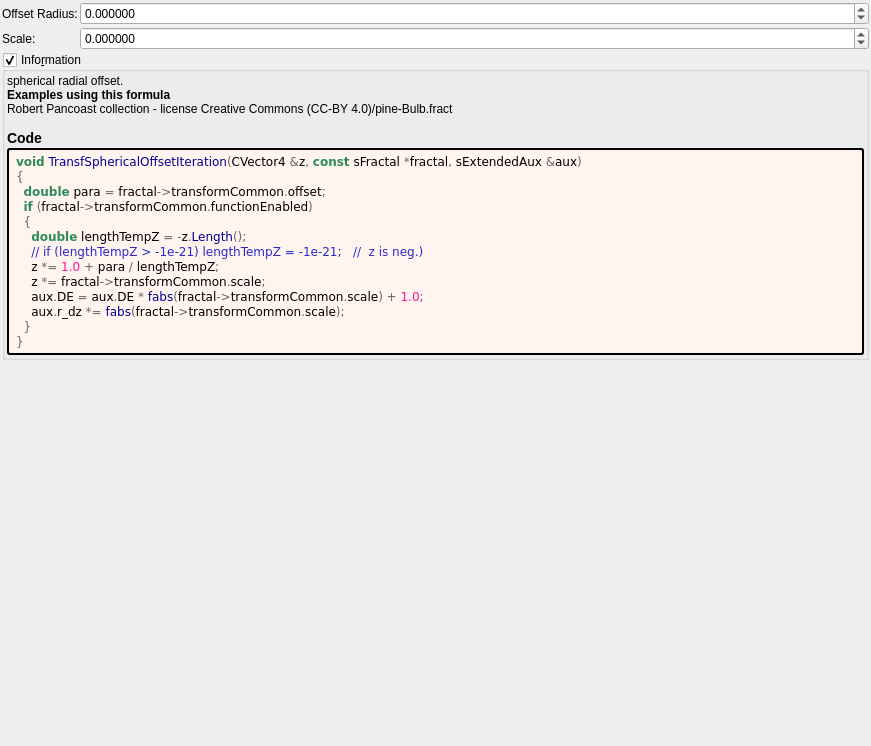
Before: the Qt Designer form mandelbulber2/formula/ui/transf_spherical_offset.ui in buddhi1980/mandelbulber2, drawn with Qt 5.
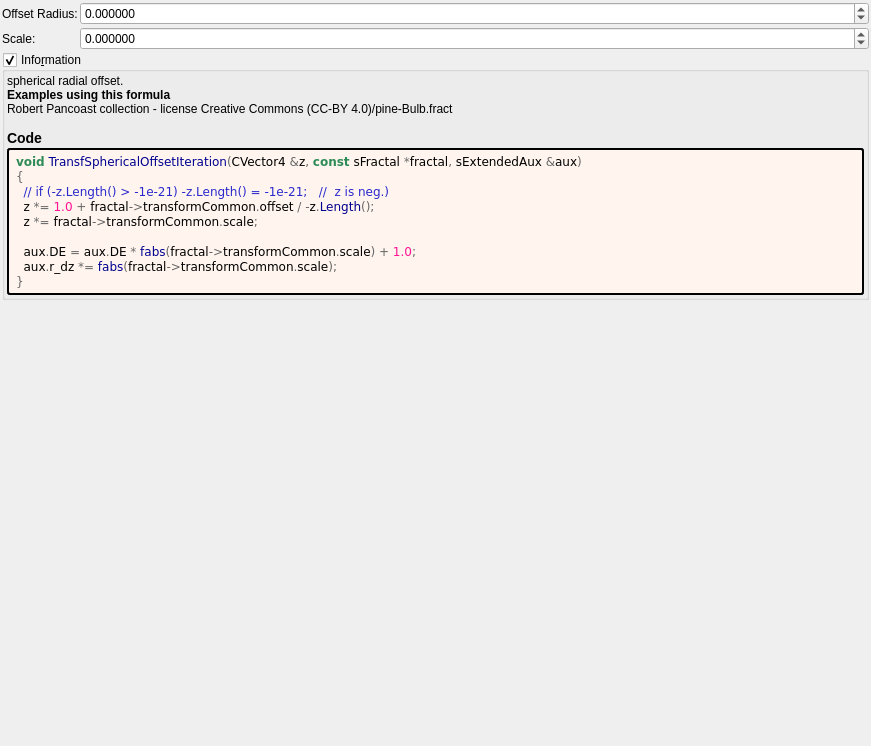
After: the same form once the commit is applied. Custom widgets are drawn as their Qt base class.

What changed in the file:
```diff
--- a/mandelbulber2/formula/ui/transf_spherical_offset.ui
+++ b/mandelbulber2/formula/ui/transf_spherical_offset.ui
@@ -160,16 +160,12 @@
          <string notr="true">&lt;body style=&quot;background-color:#fff5ee&quot;&gt;
 &lt;pre style=&quot;color:#000000; background-color:#fff5ee;  font-family:'Courier New',monospace;&quot;&gt;&lt;span style=&quot;color:#2e8b57; font-weight:bold&quot;&gt;void&lt;/span&gt; &lt;span style=&quot;color:#00008f&quot;&gt;TransfSphericalOffsetIteration&lt;/span&gt;&lt;span style=&quot;color:#676767&quot;&gt;(&lt;/span&gt;CVector4 &lt;span style=&quot;color:#676767&quot;&gt;&amp;amp;&lt;/span&gt;z&lt;span style=&quot;color:#676767&quot;&gt;,&lt;/span&gt; &lt;span style=&quot;color:#2e8b57; font-weight:bold&quot;&gt;const&lt;/span&gt; sFractal &lt;span style=&quot;color:#676767&quot;&gt;*&lt;/span&gt;fractal&lt;span style=&quot;color:#676767&quot;&gt;,&lt;/span&gt; sExtendedAux &lt;span style=&quot;color:#676767&quot;&gt;&amp;amp;&lt;/span&gt;aux&lt;span style=&quot;color:#676767&quot;&gt;)&lt;/span&gt;
 &lt;span style=&quot;color:#676767&quot;&gt;{&lt;/span&gt;
-  &lt;span style=&quot;color:#2e8b57; font-weight:bold&quot;&gt;double&lt;/span&gt; para &lt;span style=&quot;color:#676767&quot;&gt;=&lt;/span&gt; fractal&lt;span style=&quot;color:#676767&quot;&gt;-&amp;gt;&lt;/span&gt;transformCommon&lt;span style=&quot;color:#676767&quot;&gt;.&lt;/span&gt;offset&lt;span style=&quot;color:#676767&quot;&gt;;&lt;/span&gt;
-  &lt;span style=&quot;color:#2e8b57; font-weight:bold&quot;&gt;if&lt;/span&gt; &lt;span style=&quot;color:#676767&quot;&gt;(&lt;/span&gt;fractal&lt;span style=&quot;color:#676767&quot;&gt;-&amp;gt;&lt;/span&gt;transformCommon&lt;span style=&quot;color:#676767&quot;&gt;.&lt;/span&gt;functionEnabled&lt;span style=&quot;color:#676767&quot;&gt;)&lt;/span&gt;
-  &lt;span style=&quot;color:#676767&quot;&gt;{&lt;/span&gt;
-    &lt;span style=&quot;color:#2e8b57; font-weight:bold&quot;&gt;double&lt;/span&gt; lengthTempZ &lt;span style=&quot;color:#676767&quot;&gt;= -&lt;/span&gt;z&lt;span style=&quot;color:#676767&quot;&gt;.&lt;/span&gt;&lt;span style=&quot;color:#00008f&quot;&gt;Length&lt;/span&gt;&lt;span style=&quot;color:#676767&quot;&gt;();&lt;/span&gt;
-    &lt;span style=&quot;color:#2929cc&quot;&gt;// if (lengthTempZ &amp;gt; -1e-21) lengthTempZ = -1e-21;   //  z is neg.)&lt;/span&gt;
-    z &lt;span style=&quot;color:#676767&quot;&gt;*=&lt;/span&gt; &lt;span style=&quot;color:#ff1493&quot;&gt;1.0&lt;/span&gt; &lt;span style=&quot;color:#676767&quot;&gt;+&lt;/span&gt; para &lt;span style=&quot;color:#676767&quot;&gt;/&lt;/span&gt; lengthTempZ&lt;span style=&quot;color:#676767&quot;&gt;;&lt;/span&gt;
-    z &lt;span style=&quot;color:#676767&quot;&gt;*=&lt;/span&gt; fractal&lt;span style=&quot;color:#676767&quot;&gt;-&amp;gt;&lt;/span&gt;transformCommon&lt;span style=&quot;color:#676767&quot;&gt;.&lt;/span&gt;scale&lt;span style=&quot;color:#676767&quot;&gt;;&lt;/span&gt;
-    aux&lt;span style=&quot;color:#676767&quot;&gt;.&lt;/span&gt;DE &lt;span style=&quot;color:#676767&quot;&gt;=&lt;/span&gt; aux&lt;span style=&quot;color:#676767&quot;&gt;.&lt;/span&gt;DE &lt;span style=&quot;color:#676767&quot;&gt;*&lt;/span&gt; &lt;span style=&quot;color:#00008f&quot;&gt;fabs&lt;/span&gt;&lt;span style=&quot;color:#676767&quot;&gt;(&lt;/span&gt;fractal&lt;span style=&quot;color:#676767&quot;&gt;-&amp;gt;&lt;/span&gt;transformCommon&lt;span style=&quot;color:#676767&quot;&gt;.&lt;/span&gt;scale&lt;span style=&quot;color:#676767&quot;&gt;) +&lt;/span&gt; &lt;span style=&quot;color:#ff1493&quot;&gt;1.0&lt;/span&gt;&lt;span style=&quot;color:#676767&quot;&gt;;&lt;/span&gt;
-    aux&lt;span style=&quot;color:#676767&quot;&gt;.&lt;/span&gt;r_dz &lt;span style=&quot;color:#676767&quot;&gt;*=&lt;/span&gt; &lt;span style=&quot;color:#00008f&quot;&gt;fabs&lt;/span&gt;&lt;span style=&quot;color:#676767&quot;&gt;(&lt;/span&gt;fractal&lt;span style=&quot;color:#676767&quot;&gt;-&amp;gt;&lt;/span&gt;transformCommon&lt;span style=&quot;color:#676767&quot;&gt;.&lt;/span&gt;scale&lt;span style=&quot;color:#676767&quot;&gt;);&lt;/span&gt;
-  &lt;span style=&quot;color:#676767&quot;&gt;}&lt;/span&gt;
+  &lt;span style=&quot;color:#2929cc&quot;&gt;// if (-z.Length() &amp;gt; -1e-21) -z.Length() = -1e-21;   //  z is neg.)&lt;/span&gt;
+  z &lt;span style=&quot;color:#676767&quot;&gt;*=&lt;/span&gt; &lt;span style=&quot;color:#ff1493&quot;&gt;1.0&lt;/span&gt; &lt;span style=&quot;color:#676767&quot;&gt;+&lt;/span&gt; fractal&lt;span style=&quot;color:#676767&quot;&gt;-&amp;gt;&lt;/span&gt;transformCommon&lt;span style=&quot;color:#676767&quot;&gt;.&lt;/span&gt;offset &lt;span style=&quot;color:#676767&quot;&gt;/ -&lt;/span&gt;z&lt;span style=&quot;color:#676767&quot;&gt;.&lt;/span&gt;&lt;span style=&quot;color:#00008f&quot;&gt;Length&lt;/span&gt;&lt;span style=&quot;color:#676767&quot;&gt;();&lt;/span&gt;
+  z &lt;span style=&quot;color:#676767&quot;&gt;*=&lt;/span&gt; fractal&lt;span style=&quot;color:#676767&quot;&gt;-&amp;gt;&lt;/span&gt;transformCommon&lt;span style=&quot;color:#676767&quot;&gt;.&lt;/span&gt;scale&lt;span style=&quot;color:#676767&quot;&gt;;&lt;/span&gt;
+
+  aux&lt;span style=&quot;color:#676767&quot;&gt;.&lt;/span&gt;DE &lt;span style=&quot;color:#676767&quot;&gt;=&lt;/span&gt; aux&lt;span style=&quot;color:#676767&quot;&gt;.&lt;/span&gt;DE &lt;span style=&quot;color:#676767&quot;&gt;*&lt;/span&gt; &lt;span style=&quot;color:#00008f&quot;&gt;fabs&lt;/span&gt;&lt;span style=&quot;color:#676767&quot;&gt;(&lt;/span&gt;fractal&lt;span style=&quot;color:#676767&quot;&gt;-&amp;gt;&lt;/span&gt;transformCommon&lt;span style=&quot;color:#676767&quot;&gt;.&lt;/span&gt;scale&lt;span style=&quot;color:#676767&quot;&gt;) +&lt;/span&gt; &lt;span style=&quot;color:#ff1493&quot;&gt;1.0&lt;/span&gt;&lt;span style=&quot;color:#676767&quot;&gt;;&lt;/span&gt;
+  aux&lt;span style=&quot;color:#676767&quot;&gt;.&lt;/span&gt;r_dz &lt;span style=&quot;color:#676767&quot;&gt;*=&lt;/span&gt; &lt;span style=&quot;color:#00008f&quot;&gt;fabs&lt;/span&gt;&lt;span style=&quot;color:#676767&quot;&gt;(&lt;/span&gt;fractal&lt;span style=&quot;color:#676767&quot;&gt;-&amp;gt;&lt;/span&gt;transformCommon&lt;span style=&quot;color:#676767&quot;&gt;.&lt;/span&gt;scale&lt;span style=&quot;color:#676767&quot;&gt;);&lt;/span&gt;
 &lt;span style=&quot;color:#676767&quot;&gt;}&lt;/span&gt;
 &lt;/pre&gt;
 &lt;/body&gt;</string>
```
Left out of the diff: 2 changed lines with no effect on the pictures.
